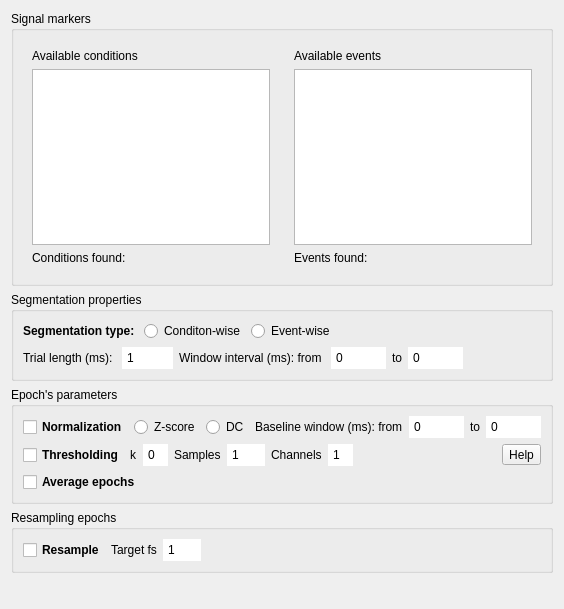
medusabci/medusa-analyzer, file segmentation.ui: the form before one commit.
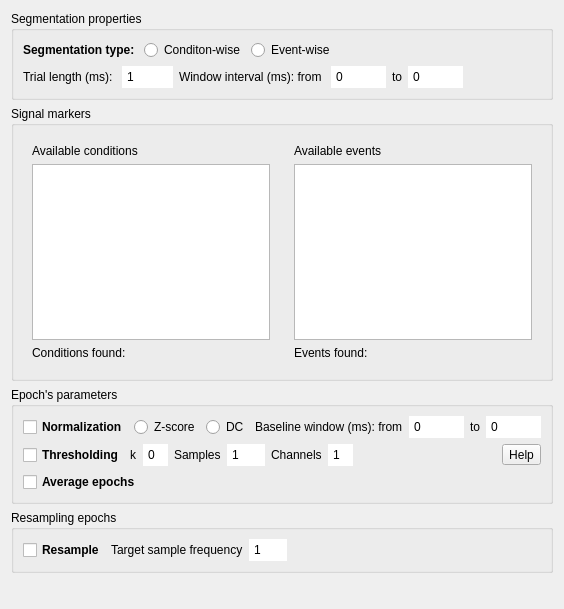
The form after the commit.

Diff of the .ui file:
```diff
--- a/segmentation.ui
+++ b/segmentation.ui
@@ -14,81 +14,6 @@
    <string>Form</string>
   </property>
   <layout class="QVBoxLayout" name="verticalLayout_2">
-   <item>
-    <widget class="QGroupBox" name="signal_markers">
-     <property name="title">
-      <string>Signal markers</string>
-     </property>
-     <layout class="QHBoxLayout" name="horizontalLayout">
-      <item>
-       <layout class="QVBoxLayout" name="available_conditions">
-        <item>
-         <widget class="QWidget" name="conditionWidget" native="true">
-          <layout class="QVBoxLayout" name="verticalLayout_3">
-           <item>
-            <widget class="QLabel" name="availableconditionsLabel">
-             <property name="text">
-              <string>Available conditions</string>
-             </property>
-            </widget>
-           </item>
-           <item>
-            <widget class="QListView" name="conditionList"/>
-           </item>
-           <item>
-            <widget class="QLabel" name="conditionLabel">
-             <property name="sizePolicy">
-              <sizepolicy hsizetype="Preferred" vsizetype="Preferred">
-               <horstretch>0</horstretch>
-               <verstretch>3</verstretch>
-              </sizepolicy>
-             </property>
-             <property name="text">
-              <string>Conditions found: </string>
-             </property>
-            </widget>
-           </item>
-          </layout>
-         </widget>
-        </item>
-       </layout>
-      </item>
-      <item>
-       <layout class="QVBoxLayout" name="available_events">
-        <item>
-         <widget class="QWidget" name="eventWidget" native="true">
-          <layout class="QVBoxLayout" name="verticalLayout_4">
-           <item>
-            <widget class="QLabel" name="availableeventsLabel">
-             <property name="text">
-              <string>Available events</string>
-             </property>
-            </widget>
-           </item>
-           <item>
-            <widget class="QListView" name="eventList"/>
-           </item>
-           <item>
-            <widget class="QLabel" name="eventLabel">
-             <property name="sizePolicy">
-              <sizepolicy hsizetype="Preferred" vsizetype="Preferred">
-               <horstretch>0</horstretch>
-               <verstretch>3</verstretch>
-              </sizepolicy>
-             </property>
-             <property name="text">
-              <string>Events found: </string>
-             </property>
-            </widget>
-           </item>
-          </layout>
-         </widget>
-        </item>
-       </layout>
-      </item>
-     </layout>
-    </widget>
-   </item>
    <item>
     <widget class="QGroupBox" name="segmentation_properties">
      <property name="title">
@@ -271,6 +196,81 @@
      </layout>
     </widget>
    </item>
+   <item>
+    <widget class="QGroupBox" name="signal_markers">
+     <property name="title">
+      <string>Signal markers</string>
+     </property>
+     <layout class="QHBoxLayout" name="horizontalLayout">
+      <item>
+       <layout class="QVBoxLayout" name="available_conditions">
+        <item>
+         <widget class="QWidget" name="conditionWidget" native="true">
+          <layout class="QVBoxLayout" name="verticalLayout_3">
+           <item>
+            <widget class="QLabel" name="availableconditionsLabel">
+             <property name="text">
+              <string>Available conditions</string>
+             </property>
+            </widget>
+           </item>
+           <item>
+            <widget class="QListView" name="conditionList"/>
+           </item>
+           <item>
+            <widget class="QLabel" name="conditionLabel">
+             <property name="sizePolicy">
+              <sizepolicy hsizetype="Preferred" vsizetype="Preferred">
+               <horstretch>0</horstretch>
+               <verstretch>3</verstretch>
+              </sizepolicy>
+             </property>
+             <property name="text">
+              <string>Conditions found: </string>
+             </property>
+            </widget>
+           </item>
+          </layout>
+         </widget>
+        </item>
+       </layout>
+      </item>
+      <item>
+       <layout class="QVBoxLayout" name="available_events">
+        <item>
+         <widget class="QWidget" name="eventWidget" native="true">
+          <layout class="QVBoxLayout" name="verticalLayout_4">
+           <item>
+            <widget class="QLabel" name="availableeventsLabel">
+             <property name="text">
+              <string>Available events</string>
+             </property>
+            </widget>
+           </item>
+           <item>
+            <widget class="QListView" name="eventList"/>
+           </item>
+           <item>
+            <widget class="QLabel" name="eventLabel">
+             <property name="sizePolicy">
+              <sizepolicy hsizetype="Preferred" vsizetype="Preferred">
+               <horstretch>0</horstretch>
+               <verstretch>3</verstretch>
+              </sizepolicy>
+             </property>
+             <property name="text">
+              <string>Events found: </string>
+             </property>
+            </widget>
+           </item>
+          </layout>
+         </widget>
+        </item>
+       </layout>
+      </item>
+     </layout>
+    </widget>
+   </item>
    <item>
     <widget class="QGroupBox" name="groupBox_2">
      <property name="title">
@@ -531,7 +531,7 @@
       <item>
        <widget class="QLabel" name="newfsLabel">
         <property name="text">
-         <string>Target fs</string>
+         <string>Target sample frequency</string>
         </property>
        </widget>
       </item>
```
